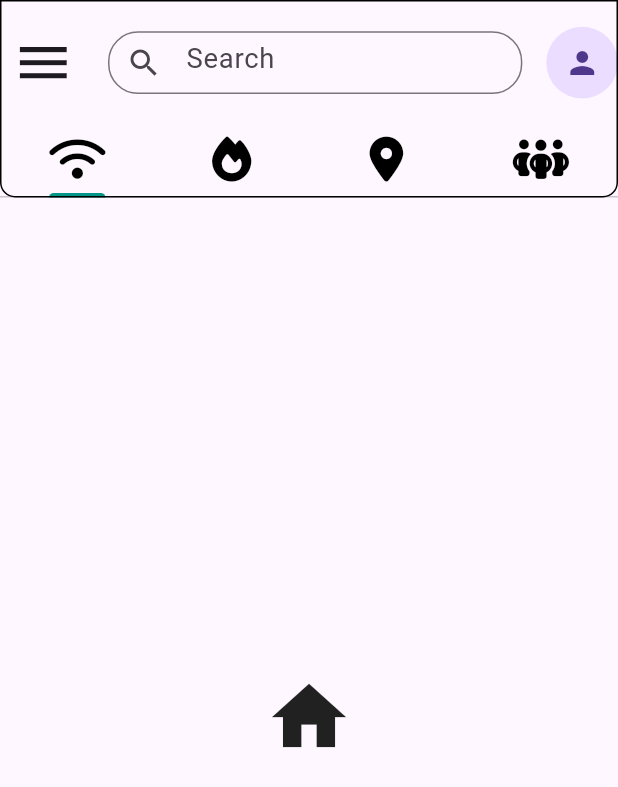
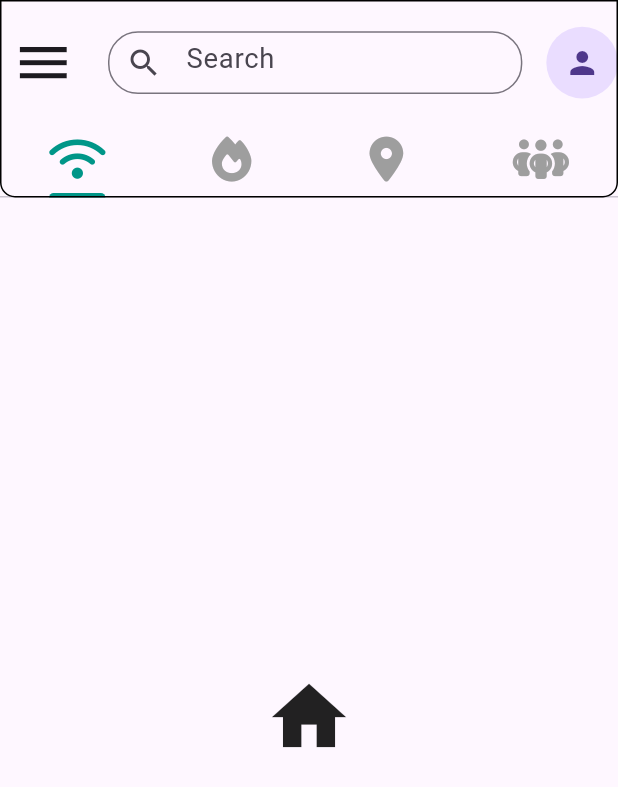
Before and after one commit to Shourav221/tourDe, a Flutter app: the homePage screen opened directly, on a phone screen of 412 x 824 dp. Shown: the top 787 px of the screen. Run offline on Flutter 3.47's test engine with Material 3 defaults, Android fonts, the phone set to English and light mode, and no system bars; our stand-ins replace flutter_screenutil, font_awesome_flutter.

Commit message:
Changes in selected Tabbar color

```diff
--- a/lib/Screen/homePage.dart
+++ b/lib/Screen/homePage.dart
@@ -15,19 +15,39 @@ class homePage extends StatefulWidget {
 
 class _homePageState extends State<homePage> {
   TextEditingController searchController = TextEditingController();
+
+  int _selectedTab = 0; // Tracks the currently selected tab index
+
+  List<IconData> _icons = [
+    FontAwesomeIcons.wifi,
+    FontAwesomeIcons.fire,
+    FontAwesomeIcons.locationDot,
+    FontAwesomeIcons.peopleGroup,
+  ];
+
   @override
   Widget build(BuildContext context) {
     return DefaultTabController(
-      length: 4,
-      child: Scaffold(
+      initialIndex: _selectedTab, // Set initial tab
+      length: _icons.length,
+      child: Builder(
+        builder: (context) {
+          // Listen to tab changes
+          DefaultTabController.of(context).addListener(() {
+            setState(() {
+              _selectedTab = DefaultTabController.of(context).index;
+            });
+          });
+          return Scaffold(
             appBar: AppBar(
               toolbarHeight: 70.h,
               shape: RoundedRectangleBorder(
                 borderRadius: BorderRadius.only(
                   bottomRight: Radius.circular(10),
-                    bottomLeft: Radius.circular(10)),
-                side: BorderSide(color: Colors.black)),
-            //for menu or drawer opening
+                  bottomLeft: Radius.circular(10),
+                ),
+                side: BorderSide(color: Colors.black),
+              ),
               leading: Builder(
                 builder: (context) => IconButton(
                   onPressed: () {
@@ -36,7 +56,9 @@ class _homePageState extends State<homePage> {
                   icon: Icon(
                     Icons.menu,
                     size: 35.h,
-                    ))),
+                  ),
+                ),
+              ),
               title: Container(
                 height: 35.h,
                 child: TextField(
@@ -46,7 +68,8 @@ class _homePageState extends State<homePage> {
                       borderRadius: BorderRadius.circular(20),
                     ),
                     hintText: 'Search',
-                    prefixIcon: Icon(Icons.search)),
+                    prefixIcon: Icon(Icons.search),
+                  ),
                 ),
               ),
               actions: [
@@ -55,43 +78,21 @@ class _homePageState extends State<homePage> {
                   child: Icon(Icons.person),
                 ),
               ],
-
-            // for tapbar
               bottom: TabBar(
                 indicatorColor: Colors.teal,
-              tabs: [
-                Tab(
+                tabs: _icons.asMap().entries.map((entry) {
+                  int index = entry.key;
+                  IconData icon = entry.value;
+                  return Tab(
                     icon: FaIcon(
-                    FontAwesomeIcons.wifi,
+                      icon,
                       size: 30,
-                    color: Colors.black,
+                      color: _selectedTab == index ? Colors.teal : Colors.grey, // Dynamic color
+                    ),
+                  );
+                }).toList(),
               ),
             ),
-                Tab(
-                  icon: FaIcon(
-                    FontAwesomeIcons.fire,
-                    size: 30,
-                    color: Colors.black,
-                  ),
-                ),
-                Tab(
-                  icon: FaIcon(
-                    FontAwesomeIcons.locationDot,
-                    size: 30,
-                    color: Colors.black,
-                  ),
-                ),
-                Tab(
-                  icon: FaIcon(
-                    FontAwesomeIcons.peopleGroup,
-                    size: 30,
-                    color: Colors.black,
-                  ),
-                ),
-              ],
-            ),
-          ),
-          //Drawer Navigation
             drawer: Drawer(
               child: Column(
                 children: [
@@ -99,7 +100,6 @@ class _homePageState extends State<homePage> {
                     padding: EdgeInsets.only(top: 50.h),
                     child: Row(
                       children: [
-                      //To close the drawer
                         Padding(
                           padding: EdgeInsets.only(left: 5.w),
                           child: IconButton(
@@ -112,59 +112,46 @@ class _homePageState extends State<homePage> {
                             ),
                             style: IconButton.styleFrom(
                               backgroundColor: Colors.green,
-                              shape: CircleBorder()),
+                              shape: CircleBorder(),
                             ),
                           ),
-                      SizedBox(
-                        width: 20.w,
                         ),
+                        SizedBox(width: 20.w),
                         Text(
                           'Menu',
                           style: TextStyle(
                             color: Colors.black,
                             fontWeight: FontWeight.w900,
-                            fontSize: 20.sp),
+                            fontSize: 20.sp,
+                          ),
                         ),
                       ],
                     ),
                   ),
-                Divider(
-                  thickness: 1,
-                  color: Colors.black,
-                ),
+                  Divider(thickness: 1, color: Colors.black),
                   CustomListTile(
                     title: 'My Plan',
-                  leading: Icon(
-                    Icons.event_available,
-                  ),
+                    leading: Icon(Icons.event_available),
                     destination: Login(),
                   ),
                   CustomListTile(
                     title: 'Create Plan',
-                  leading: Icon(
-                    Icons.add_outlined,
-                  ),
+                    leading: Icon(Icons.add_outlined),
                     destination: Login(),
                   ),
                   CustomListTile(
                     title: 'Hotel',
-                  leading: Icon(
-                    Icons.hotel,
-                  ),
+                    leading: Icon(Icons.hotel),
                     destination: Login(),
                   ),
                   CustomListTile(
                     title: 'Vehicle',
-                  leading: Icon(
-                    Icons.car_rental,
-                  ),
+                    leading: Icon(Icons.car_rental),
                     destination: Login(),
                   ),
                   CustomListTile(
                     title: 'Wish List',
-                  leading: Icon(
-                    Icons.add_shopping_cart,
-                  ),
+                    leading: Icon(Icons.add_shopping_cart),
                     destination: Login(),
                   ),
                   Expanded(
@@ -172,16 +159,12 @@ class _homePageState extends State<homePage> {
                       alignment: Alignment.bottomCenter,
                       child: CustomListTile(
                         title: 'Setting and Privacy',
-                      leading: Icon(
-                        Icons.settings,
-                      ),
+                        leading: Icon(Icons.settings),
                         destination: Login(),
                       ),
                     ),
                   ),
-                SizedBox(
-                  height: 5.h,
-                ),
+                  SizedBox(height: 5.h),
                   SizedBox(
                     width: 200.w,
                     height: 50.h,
@@ -194,7 +177,8 @@ class _homePageState extends State<homePage> {
                           style: TextStyle(
                             color: Colors.red,
                             fontSize: 20.sp,
-                            fontWeight: FontWeight.w900),
+                            fontWeight: FontWeight.w900,
+                          ),
                         ),
                         style: ElevatedButton.styleFrom(
                           fixedSize: Size(10.w, 100),
@@ -204,35 +188,20 @@ class _homePageState extends State<homePage> {
                       ),
                     ),
                   ),
-
                 ],
               ),
             ),
-          body: TabBarView(children: [
-            // first tab
-            Center(
-                child: Icon(
-              Icons.home,
-              size: 50.h,
-            )),
-            //Sceond tab
-            Center(
-                child: Icon(
-              Icons.home,
-              size: 50.h,
-            )),
-
-            // 3rd tab
+            body: TabBarView(
+              children: [
+                Center(child: Icon(Icons.home, size: 50.h)),
+                Center(child: Icon(Icons.home, size: 50.h)),
                 location(),
-
-            //4th tab
-            Center(
-              child: FaIcon(
-                FontAwesomeIcons.fire,
-                size: 30,
+                Center(child: FaIcon(FontAwesomeIcons.fire, size: 30)),
+              ],
             ),
+          );
+        },
       ),
-          ])),
     );
   }
 }
```
Also changed, not shown: 4 other files. Lines whose indentation alone changed are shown as unchanged.
